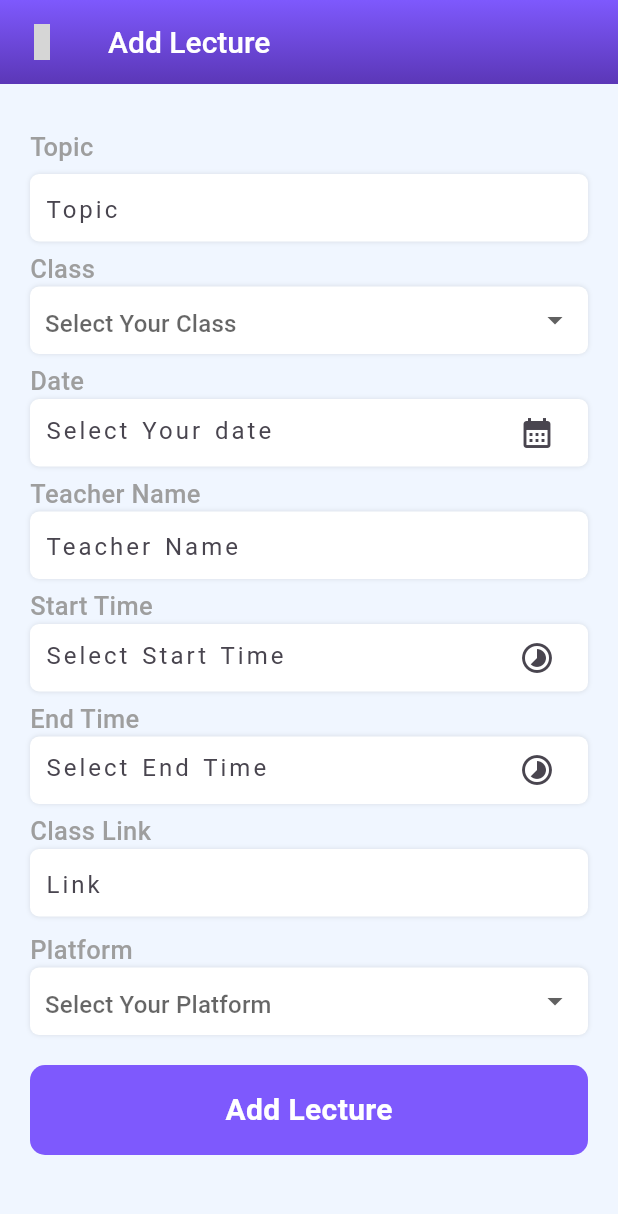
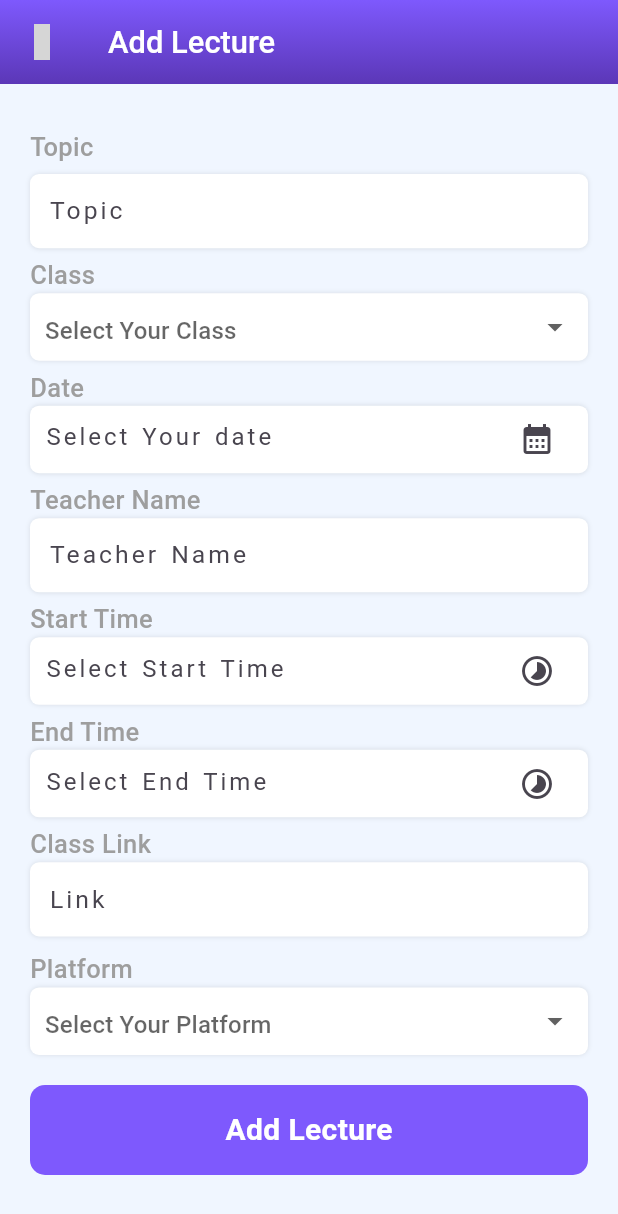
Before and after one commit to showravdas11/poralekha-app, a Flutter app: the AddLectureScreen screen opened directly, on a phone screen of 412 x 824 dp. Shown: the top 1214 px of the screen. Run offline on Flutter 3.47's test engine with Material 3 defaults, Android fonts, the phone set to English and light mode, and no system bars; our stand-ins replace awesome_dialog, cloud_firestore, firebase_auth, firebase_core, flutter_spinkit, get and 4 more; missing offline and left inert: syncfusion_flutter_pdfviewer; accounts and stored records are empty; grey boxes are pictures that could not be loaded.

Commit message:
alecturs done and lecture card responsive done

```diff
--- /dev/null
+++ b/lib/common/AppBar.dart
@@ -0,0 +1,54 @@
+import 'package:flutter/material.dart';
+import 'package:iconsax/iconsax.dart';
+
+class CustomAppBar extends StatelessWidget implements PreferredSizeWidget {
+  final String title;
+  final Function()? leadingOnPressed;
+
+  const CustomAppBar({
+    Key? key,
+    required this.title,
+    this.leadingOnPressed,
+  }) : super(key: key);
+
+  @override
+  Widget build(BuildContext context) {
+    final double screenWidth = MediaQuery.of(context).size.width;
+
+    return AppBar(
+      title: Text(
+        title,
+        style: TextStyle(
+          fontSize:
+              screenWidth * 0.05, // Adjust font size based on screen width
+          fontWeight: FontWeight.w500,
+          color: Colors.white,
+        ),
+      ),
+      flexibleSpace: Container(
+        decoration: BoxDecoration(
+          gradient: LinearGradient(
+            colors: [
+              Color(0xFF7E59FD),
+              Color(0xFF5B37B7),
+            ],
+            begin: Alignment.topCenter,
+            end: Alignment.bottomCenter,
+          ),
+        ),
+      ),
+      leading: leadingOnPressed != null
+          ? IconButton(
+              onPressed: leadingOnPressed,
+              icon: const Icon(
+                Iconsax.arrow_left,
+                color: Colors.white,
+              ),
+            )
+          : null,
+    );
+  }
+
+  @override
+  Size get preferredSize => Size.fromHeight(kToolbarHeight);
+}
--- a/lib/common/CommonTextField.dart
+++ b/lib/common/CommonTextField.dart
@@ -1,44 +1,63 @@
 import 'package:flutter/material.dart';
 
-class CommonTextField extends StatelessWidget {
-  const CommonTextField(
-      {super.key,
+class CommonTextField extends StatefulWidget {
+  const CommonTextField({
+    Key? key,
     required this.controller,
     required this.text,
     required this.textInputType,
     required this.obscure,
     this.labelText,
     this.suffixIcon,
-      InputDecoration? decoration});
+    this.decoration,
+  }) : super(key: key);
 
   final TextEditingController controller;
   final String text;
   final TextInputType textInputType;
   final bool obscure;
-  final suffixIcon;
-  final labelText;
+  final Widget? suffixIcon;
+  final String? labelText;
+  final InputDecoration? decoration;
 
   @override
+  State<CommonTextField> createState() => _CommonTextFieldState();
+}
+
+class _CommonTextFieldState extends State<CommonTextField> {
+  @override
   Widget build(BuildContext context) {
+    final screenWidth = MediaQuery.of(context).size.width;
+    final screenHeight = MediaQuery.of(context).size.height;
+
     return Container(
-      height: 45,
-      padding: EdgeInsets.only(top: 5, bottom: 5, left: 10),
+      height: screenHeight * 0.06, // Adjust height based on screen height
+      padding: EdgeInsets.symmetric(
+          horizontal:
+              screenWidth * 0.03), // Adjust padding based on screen width
       decoration: BoxDecoration(
-          color: Color.fromARGB(255, 255, 255, 255),
+        color: Colors.white,
         borderRadius: BorderRadius.circular(6),
         boxShadow: [
-            BoxShadow(color: Colors.black.withOpacity(0.1), blurRadius: 2)
-          ]),
+          BoxShadow(color: Colors.black.withOpacity(0.1), blurRadius: 2),
+        ],
+      ),
+      child: Center(
         child: TextFormField(
-        obscureText: obscure,
-        controller: controller,
-        keyboardType: textInputType,
-        decoration: InputDecoration(
-          suffixIcon: suffixIcon,
-          hintText: text,
-          label: labelText,
+          obscureText: widget.obscure,
+          controller: widget.controller,
+          keyboardType: widget.textInputType,
+          style: TextStyle(
+              fontSize:
+                  screenWidth * 0.04), // Adjust font size based on screen width
+          decoration: widget.decoration ??
+              InputDecoration(
+                suffixIcon: widget.suffixIcon,
+                hintText: widget.text,
+                labelText: widget.labelText,
                 hintStyle: TextStyle(wordSpacing: 2, letterSpacing: 2),
                 border: InputBorder.none,
+              ),
         ),
       ),
     );
--- a/lib/common/RoundedButton.dart
+++ b/lib/common/RoundedButton.dart
@@ -6,20 +6,26 @@ class RoundedButton extends StatelessWidget {
   final VoidCallback onTap;
   final bool loading;
   final double width;
-  const RoundedButton(
-      {super.key,
-      required this.title,
-      required this.onTap,
-      this.loading = false,
-      required this.width});
+
+  const RoundedButton({
+    Key? key,
+    required this.title,
+    required this.onTap,
+    this.loading = false,
+    required this.width,
+  }) : super(key: key);
 
   @override
   Widget build(BuildContext context) {
+    final screenWidth = MediaQuery.of(context).size.width;
+
     return InkWell(
       onTap: onTap,
       child: Container(
         height: 60.0,
-        width: width,
+        width: width > 0
+            ? width
+            : screenWidth * 0.8, // Set default width as 80% of screen width
         decoration: BoxDecoration(
           color: MyTheme.buttonColor,
           borderRadius: BorderRadius.circular(10),
@@ -33,9 +39,10 @@ class RoundedButton extends StatelessWidget {
               : Text(
                   title,
                   style: TextStyle(
-                      fontSize: 20,
-                      fontWeight: FontWeight.w700,
-                      color: Colors.white),
+                    fontSize: 20,
+                    fontWeight: FontWeight.w700,
+                    color: Colors.white,
+                  ),
                 ),
         ),
       ),
--- a/lib/screens/AddLectures/AddLectures.dart
+++ b/lib/screens/AddLectures/AddLectures.dart
@@ -3,6 +3,7 @@ import 'package:cloud_firestore/cloud_firestore.dart';
 import 'package:flutter/material.dart';
 import 'package:iconsax/iconsax.dart';
 import 'package:intl/intl.dart';
+import 'package:poralekha_app/common/AppBar.dart';
 import 'package:poralekha_app/common/CommonTextField.dart';
 import 'package:poralekha_app/common/RoundedButton.dart';
 import 'package:poralekha_app/theme/myTheme.dart';
@@ -121,33 +122,11 @@ class _AddLectureScreenState extends State<AddLectureScreen> {
   @override
   Widget build(BuildContext context) {
     return Scaffold(
-      appBar: AppBar(
-        title: Text(
-          "Add Lecture",
-          style: TextStyle(
-              fontSize: 20, fontWeight: FontWeight.w500, color: Colors.white),
-        ),
-        flexibleSpace: Container(
-          decoration: BoxDecoration(
-            gradient: LinearGradient(
-              colors: [
-                Color(0xFF7E59FD),
-                Color(0xFF5B37B7),
-              ],
-              begin: Alignment.topCenter,
-              end: Alignment.bottomCenter,
-            ),
-          ),
-        ),
-        leading: IconButton(
-          onPressed: () {
-            Navigator.pop(context);
-          },
-          icon: const Icon(
-            Iconsax.arrow_left,
-            color: Colors.white,
-          ),
-        ),
+      appBar: CustomAppBar(
+        title: "Add Lecture",
+        leadingOnPressed: () {
+          Navigator.pop(context);
+        },
       ),
       body: SingleChildScrollView(
         child: Column(
--- a/lib/screens/Home/HomeScreen.dart
+++ b/lib/screens/Home/HomeScreen.dart
@@ -100,7 +100,7 @@ class _HomeScreenState extends State<HomeScreen> {
                           ? MyTheme.buttonColor
                           : MyTheme.buttonColor.withOpacity(0.6),
                       shape: RoundedRectangleBorder(
-                        borderRadius: BorderRadius.circular(screenWidth * 0.04),
+                        borderRadius: BorderRadius.circular(screenWidth * 0.02),
                       ),
                     ),
                     child: Text(
@@ -123,7 +123,7 @@ class _HomeScreenState extends State<HomeScreen> {
                           ? MyTheme.buttonColor.withOpacity(0.6)
                           : MyTheme.buttonColor,
                       shape: RoundedRectangleBorder(
-                        borderRadius: BorderRadius.circular(screenWidth * 0.04),
+                        borderRadius: BorderRadius.circular(screenWidth * 0.02),
                       ),
                     ),
                     child: Text(
@@ -173,6 +173,7 @@ class _HomeScreenState extends State<HomeScreen> {
                                   EdgeInsets.only(top: screenHeight * 0.01),
                               child: LectureCard(
                                 lectureData: lectureData,
+                                screen: "home",
                               ),
                             )
                           : SizedBox();
--- a/lib/widgets/HomeBanner.dart
+++ b/lib/widgets/HomeBanner.dart
@@ -14,7 +14,7 @@ class HomeBanner extends StatelessWidget {
       height: screenHeight * 0.2,
       decoration: BoxDecoration(
         borderRadius: BorderRadius.circular(15),
-        color: Colors.amber,
+        // color: Colors.amber,
         image: const DecorationImage(
           image: AssetImage('assets/images/english-banner.jpg'),
           fit: BoxFit.cover,
```
Also changed, not shown: lib/AllLectures/AllLectures.dart (+70 -1 lines), lib/widgets/LecturesCard.dart (+43 -25 lines). Lines whose indentation alone changed are shown as unchanged.
